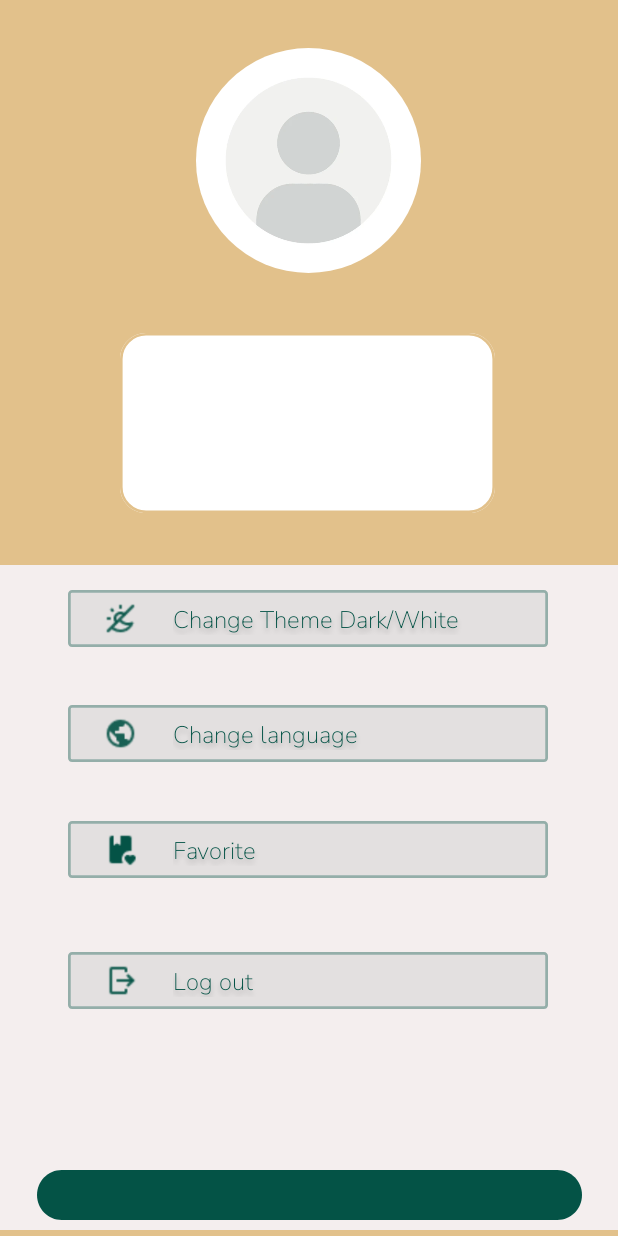
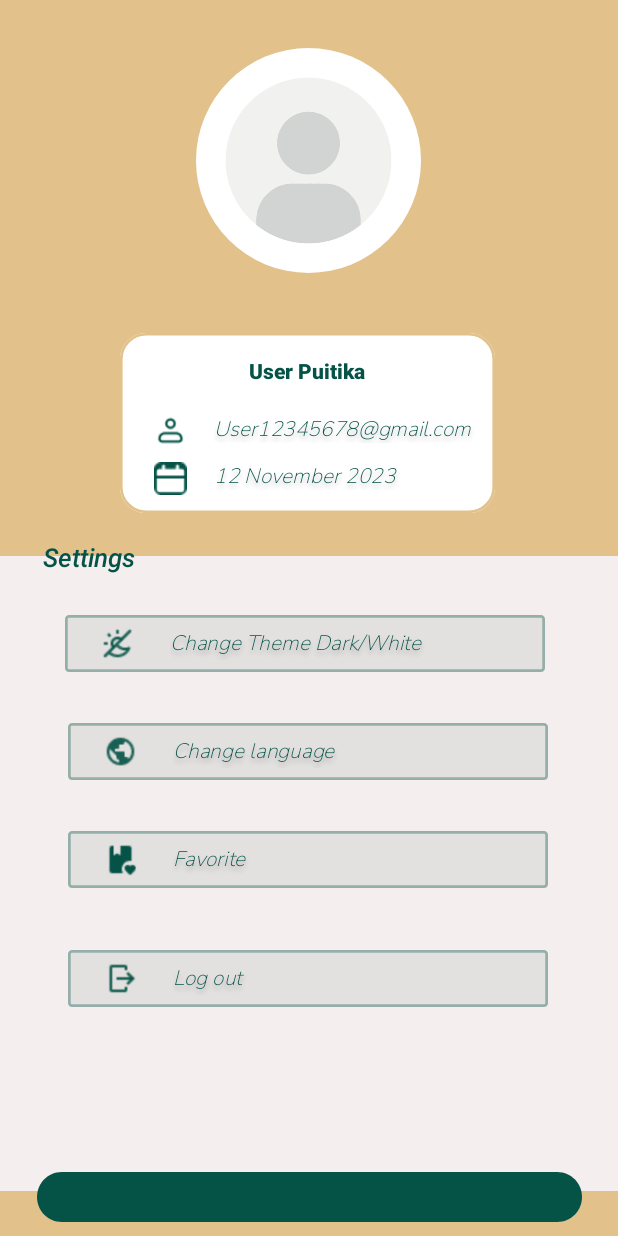
Before and after one commit to Ryurex-Code/Mobile-Development, an Android app: the ProfileActivity screen opened directly, with no data from a screen before it, on a phone screen of 412 x 824 dp. Run offline under Robolectric (Android 15) with nearby library versions, the phone set to English and light mode, and no system bars; our stand-ins replace CircleImageView.

Commit message:
modify activity_profile.xml

```diff
--- a/app/src/main/res/layout/activity_profile.xml
+++ b/app/src/main/res/layout/activity_profile.xml
@@ -34,21 +34,6 @@
         app:layout_constraintStart_toStartOf="parent"
         app:layout_constraintTop_toBottomOf="@+id/circleImageView" />
 
-    <TextView
-        android:id="@+id/Username"
-        android:layout_width="230dp"
-        android:layout_height="20dp"
-        android:layout_alignParentLeft="true"
-        android:layout_alignParentTop="true"
-        android:layout_marginBottom="70dp"
-        android:gravity="center_horizontal|top"
-        android:lineSpacingExtra="-5sp"
-        android:text="@string/username_hint"
-        app:layout_constraintBottom_toBottomOf="@+id/rectangle_1"
-        app:layout_constraintEnd_toEndOf="@+id/rectangle_1"
-        app:layout_constraintStart_toStartOf="@+id/rectangle_1"
-        app:layout_constraintTop_toTopOf="@+id/rectangle_1" />
-
     <RelativeLayout
         android:id="@+id/iconamoon_p"
         android:layout_width="22dp"
@@ -57,9 +42,11 @@
         android:layout_alignParentTop="true"
         android:layout_alignParentRight="true"
         android:layout_alignParentBottom="true"
-        android:layout_marginEnd="210dp"
+        android:layout_marginTop="5dp"
+        android:layout_marginEnd="167dp"
+        android:background="@drawable/pp_ic"
         android:clipToOutline="true"
-        android:background="@drawable/pp_ic"
+        android:elevation="5dp"
         app:layout_constraintBottom_toBottomOf="@+id/rectangle_1"
         app:layout_constraintEnd_toEndOf="@+id/rectangle_1"
         app:layout_constraintHorizontal_bias="0.375"
@@ -68,11 +55,35 @@
         app:layout_constraintVertical_bias="0.525" />
 
     <TextView
+        android:id="@+id/username"
+        style="@style/TextAppearance.AppCompat.Body2"
+        android:textColor="@color/dark_blue_green"
+        android:textStyle="bold"
+        android:layout_width="230dp"
+        android:layout_height="20dp"
+        android:layout_alignParentLeft="true"
+        android:layout_alignParentTop="true"
+        android:layout_marginBottom="70dp"
+        android:gravity="center_horizontal|top"
+        android:lineSpacingExtra="-5sp"
+        android:elevation="5dp"
+        android:text="@string/username_hint"
+        app:layout_constraintBottom_toBottomOf="@+id/rectangle_1"
+        app:layout_constraintEnd_toEndOf="@+id/rectangle_1"
+        app:layout_constraintStart_toStartOf="@+id/rectangle_1"
+        app:layout_constraintTop_toTopOf="@+id/rectangle_1" />
+
+    <TextView
         android:id="@+id/Email"
+        android:textStyle="italic"
+        style="@style/TextAppearance.AppCompat.Body2"
+        android:textColor="@color/dark_blue_green"
         android:layout_width="190dp"
         android:layout_height="19dp"
         android:layout_alignParentLeft="true"
         android:layout_alignParentTop="true"
+        android:layout_marginStart="70dp"
+        android:elevation="5dp"
         android:gravity="top"
         android:lineSpacingExtra="-2sp"
         android:text="@string/Email_user"
@@ -90,10 +101,11 @@
         android:layout_height="22dp"
         android:layout_alignParentLeft="true"
         android:layout_alignParentTop="true"
-        android:layout_marginTop="50dp"
-        android:layout_marginEnd="221dp"
+        android:layout_marginTop="60dp"
+        android:layout_marginEnd="205dp"
         android:background="@drawable/date_ic"
         android:clipToOutline="true"
+        android:elevation="5dp"
         android:src="@drawable/pp_ic"
         app:layout_constraintBottom_toBottomOf="@+id/rectangle_1"
         app:layout_constraintEnd_toEndOf="@+id/rectangle_1"
@@ -104,29 +116,55 @@
 
     <TextView
         android:id="@+id/Dateday"
+        android:textStyle="italic"
+        style="@style/TextAppearance.AppCompat.Body2"
+        android:textColor="@color/dark_blue_green"
         android:layout_width="190dp"
         android:layout_height="19dp"
         android:layout_alignParentLeft="true"
         android:layout_alignParentTop="true"
+        android:layout_marginStart="70dp"
         android:layout_marginTop="70dp"
+        android:elevation="5dp"
         android:gravity="top"
         android:lineSpacingExtra="-2sp"
         android:text="@string/date_hint"
         android:textAppearance="@style/grey_rectangle"
-        app:layout_constraintHorizontal_bias="0.744"
         app:layout_constraintBottom_toBottomOf="@+id/rectangle_1"
         app:layout_constraintEnd_toEndOf="@+id/rectangle_1"
+        app:layout_constraintHorizontal_bias="0.744"
         app:layout_constraintStart_toStartOf="@+id/rectangle_1"
         app:layout_constraintTop_toTopOf="@+id/rectangle_1" />
 
     <View
         android:id="@+id/view"
         android:layout_width="match_parent"
-        android:layout_height="443dp"
-        android:layout_marginBottom="4dp"
+        android:layout_height="423dp"
+        android:layout_marginBottom="30dp"
         android:background="@color/soft_peach"
         app:layout_constraintBottom_toBottomOf="parent"
         tools:layout_editor_absoluteX="0dp" />
+
+    <TextView
+        android:id="@+id/setting"
+        style="@style/TextAppearance.AppCompat.Body2"
+        android:layout_width="125dp"
+        android:layout_height="36dp"
+        android:layout_alignParentLeft="true"
+        android:layout_alignParentTop="true"
+        android:layout_marginEnd="230dp"
+        android:layout_marginBottom="10dp"
+        android:gravity="center|start"
+        android:lineSpacingExtra="-2sp"
+        android:text="@string/setting"
+        android:textColor="@color/dark_blue_green"
+        android:textSize="17dp"
+        android:textStyle="italic"
+        android:textstyle="bold"
+        app:layout_constraintBottom_toTopOf="@+id/rectangle_2"
+        app:layout_constraintEnd_toEndOf="parent"
+        app:layout_constraintStart_toStartOf="parent"
+        app:layout_constraintTop_toBottomOf="@+id/rectangle_1" />
 
     <View
         android:id="@+id/rectangle_2"
@@ -135,12 +173,13 @@
         android:layout_alignParentLeft="true"
         android:layout_alignParentTop="true"
         android:background="@drawable/rectangle_1_ic"
+        android:clickable="true"
         app:layout_constraintBottom_toBottomOf="@+id/view"
         app:layout_constraintEnd_toEndOf="parent"
-        app:layout_constraintHorizontal_bias="0.491"
+        app:layout_constraintHorizontal_bias="0.472"
         app:layout_constraintStart_toStartOf="@+id/view"
         app:layout_constraintTop_toBottomOf="@+id/rectangle_1"
-        app:layout_constraintVertical_bias="0.117" />
+        app:layout_constraintVertical_bias="0.164" />
 
     <RelativeLayout
         android:id="@+id/tabler_sun_"
@@ -158,6 +197,10 @@
 
     <TextView
         android:id="@+id/change_them"
+        android:textStyle="italic"
+        android:clickable="true"
+        style="@style/TextAppearance.AppCompat.Body1"
+        android:textColor="@color/dark_blue_green"
         android:layout_width="280dp"
         android:layout_height="21dp"
         android:layout_alignParentLeft="true"
@@ -174,6 +217,7 @@
 
     <View
         android:id="@+id/rectangle_3"
+        android:clickable="true"
         android:layout_width="320dp"
         android:layout_height="38dp"
         android:layout_alignParentLeft="true"
@@ -204,6 +248,10 @@
 
     <TextView
         android:id="@+id/change_lang"
+        android:clickable="true"
+        android:textStyle="italic"
+        style="@style/TextAppearance.AppCompat.Body1"
+        android:textColor="@color/dark_blue_green"
         android:layout_width="280dp"
         android:layout_height="21dp"
         android:layout_alignParentLeft="true"
@@ -222,6 +270,7 @@
 
     <View
         android:id="@+id/rectangle_4"
+        android:clickable="true"
         android:layout_width="320dp"
         android:layout_height="38dp"
         android:layout_alignParentLeft="true"
@@ -252,6 +301,10 @@
 
     <TextView
         android:id="@+id/favorite"
+        android:clickable="true"
+        android:textStyle="italic"
+        style="@style/TextAppearance.AppCompat.Body1"
+        android:textColor="@color/dark_blue_green"
         android:layout_width="280dp"
         android:layout_height="21dp"
         android:layout_alignParentLeft="true"
@@ -270,6 +323,7 @@
 
     <View
         android:id="@+id/rectangle_5"
+        android:clickable="true"
         android:layout_width="320dp"
         android:layout_height="38dp"
         android:layout_alignParentLeft="true"
@@ -298,6 +352,10 @@
 
     <TextView
         android:id="@+id/log_out"
+        android:clickable="true"
+        android:textStyle="italic"
+        style="@style/TextAppearance.AppCompat.Body1"
+        android:textColor="@color/dark_blue_green"
         android:layout_width="280dp"
         android:layout_height="21dp"
         android:layout_alignParentLeft="true"
@@ -323,7 +381,7 @@
         android:layout_marginTop="100dp"
         android:background="@drawable/rectangle_2_ic"
         android:elevation="4dp"
-        app:layout_constraintBottom_toBottomOf="@+id/view"
+        app:layout_constraintBottom_toBottomOf="parent"
         app:layout_constraintEnd_toEndOf="@+id/view"
         app:layout_constraintStart_toStartOf="@+id/view"
         app:layout_constraintTop_toBottomOf="@+id/rectangle_5" />
--- a/app/src/main/res/values/strings.xml
+++ b/app/src/main/res/values/strings.xml
@@ -10,16 +10,23 @@
     <string name="register">Register</string>
     <string name="need_an_account">Need an account?</string>
     <string name="email">Email</string>
-    <string name="Email_user">example@gmail.com</string>
-    <string name="date_hint">12 November 2023</string>
+    <string name="Email_user">User12345678@gmail.com</string>
+    <string name="date_hint">12  November  2023</string>
     <string name="change_them">Change Theme Dark/White</string>
     <string name="change_lang">Change language</string>
     <string name="favorite">Favorite</string>
     <string name="log_out">Log out</string>
     <string name="username">Username</string>
-    <string name="username_hint">Input your username</string>
+    <string name="username_hint">User Puitika</string>
     <string name="password_register_hint">Input your password</string>
     <string name="password_again_register_hint">Input your password again</string>
     <string name="back">Back</string>
     <string name="confirm">Confirm</string>
+    <string name="setting">Settings</string>
+    <string name="hint_day">00</string>
+    <string name="hint_month">January</string>
+    <string name="hint_year">0000</string>
+    <string name="edit_username">edit_username</string>
+    <string name="yes">confirm</string>
+    <string name="cancel">Cancel</string>
 </resources>
```
